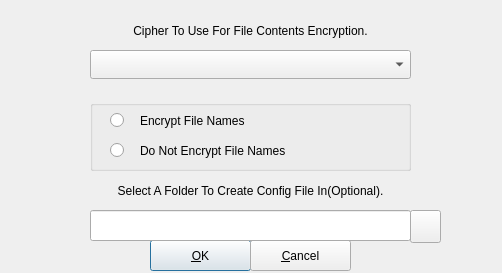
First picture: the form in src/gocryptfscreateoptions.ui, repository mhogomchungu/sirikali, before the edit.
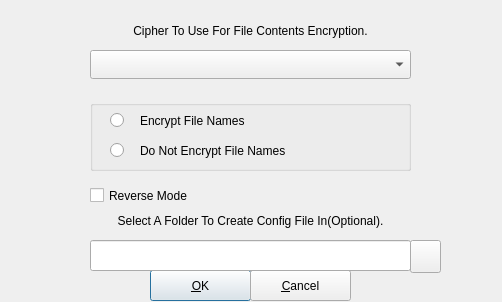
Second picture: the form after the edit.

Commit message: add a GUI to create and unlock gocryptfs and encfs in reverse mode

```diff
--- a/src/gocryptfscreateoptions.ui
+++ b/src/gocryptfscreateoptions.ui
@@ -7,7 +7,7 @@
     <x>0</x>
     <y>0</y>
     <width>502</width>
-    <height>273</height>
+    <height>302</height>
    </rect>
   </property>
   <property name="windowTitle">
@@ -46,7 +46,7 @@
    <property name="geometry">
     <rect>
      <x>150</x>
-     <y>240</y>
+     <y>270</y>
      <width>101</width>
      <height>31</height>
     </rect>
@@ -59,7 +59,7 @@
    <property name="geometry">
     <rect>
      <x>250</x>
-     <y>240</y>
+     <y>270</y>
      <width>101</width>
      <height>31</height>
     </rect>
@@ -72,7 +72,7 @@
    <property name="geometry">
     <rect>
      <x>10</x>
-     <y>170</y>
+     <y>200</y>
      <width>481</width>
      <height>41</height>
     </rect>
@@ -91,7 +91,7 @@
    <property name="geometry">
     <rect>
      <x>90</x>
-     <y>210</y>
+     <y>240</y>
      <width>321</width>
      <height>31</height>
     </rect>
@@ -107,7 +107,7 @@
    <property name="geometry">
     <rect>
      <x>410</x>
-     <y>210</y>
+     <y>240</y>
      <width>31</width>
      <height>33</height>
     </rect>
@@ -187,6 +187,19 @@
     </property>
    </widget>
   </widget>
+  <widget class="QCheckBox" name="checkBox">
+   <property name="geometry">
+    <rect>
+     <x>90</x>
+     <y>180</y>
+     <width>321</width>
+     <height>31</height>
+    </rect>
+   </property>
+   <property name="text">
+    <string>Reverse Mode</string>
+   </property>
+  </widget>
  </widget>
  <tabstops>
   <tabstop>comboBox</tabstop>
```
The commit also changes 17 other files.
